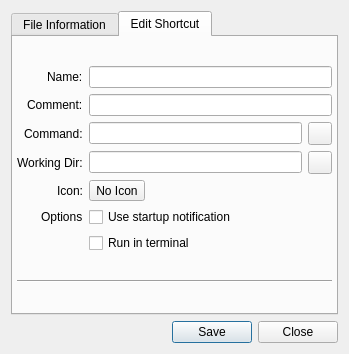
Qt form src-qt5/desktop-utils/lumina-fileinfo/MainUI.ui (lumina-desktop/lumina) before a commit.
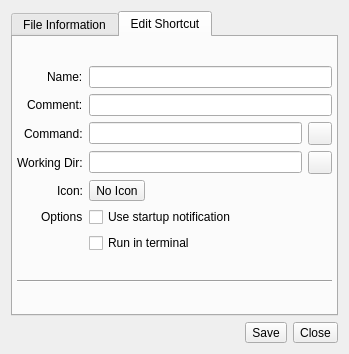
The same form after that commit. The open tabs and pages were chosen to show the change.

The edit to the form file:
```diff
--- a/src-qt5/desktop-utils/lumina-fileinfo/MainUI.ui
+++ b/src-qt5/desktop-utils/lumina-fileinfo/MainUI.ui
@@ -387,17 +387,29 @@
       </spacer>
      </item>
      <item>
-      <widget class="QPushButton" name="push_save">
+      <widget class="QToolButton" name="push_save">
        <property name="text">
         <string>Save</string>
        </property>
+       <property name="popupMode">
+        <enum>QToolButton::InstantPopup</enum>
+       </property>
+       <property name="toolButtonStyle">
+        <enum>Qt::ToolButtonTextBesideIcon</enum>
+       </property>
       </widget>
      </item>
      <item>
-      <widget class="QPushButton" name="push_close">
+      <widget class="QToolButton" name="push_close">
        <property name="text">
         <string>Close</string>
        </property>
+       <property name="popupMode">
+        <enum>QToolButton::DelayedPopup</enum>
+       </property>
+       <property name="toolButtonStyle">
+        <enum>Qt::ToolButtonTextBesideIcon</enum>
+       </property>
       </widget>
      </item>
     </layout>
```
Left out of the diff: 2 changed lines with no effect on the pictures.
